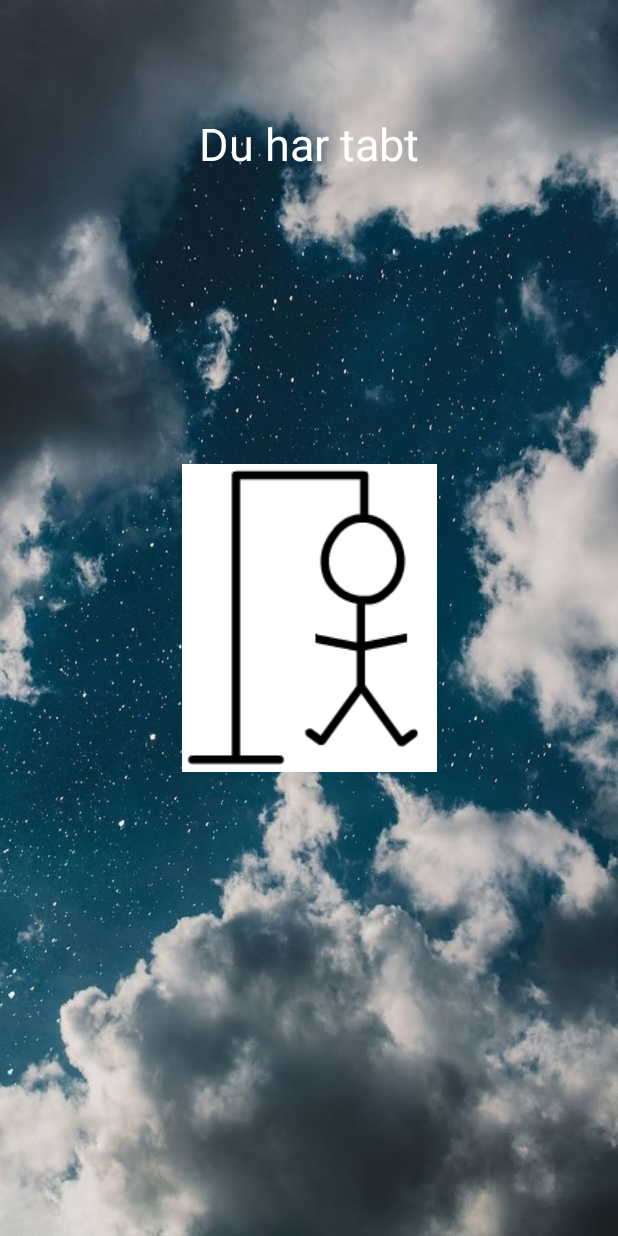
After one commit to moamal01/Galgeleg, an Android app: the layout fragment_loser.xml on its own in the app's theme, with its tools: preview values and no code run, on a phone screen of 412 x 824 dp. The commit adds this screen. Run offline under Robolectric (Android 15) with nearby library versions, the phone set to English and light mode, and no system bars.

Commit message:
Loser layout changed to fragment

```diff
--- /dev/null
+++ b/app/src/main/res/layout/fragment_loser.xml
@@ -0,0 +1,30 @@
+<?xml version="1.0" encoding="utf-8"?>
+<androidx.constraintlayout.widget.ConstraintLayout xmlns:android="http://schemas.android.com/apk/res/android"
+    android:layout_width="match_parent"
+    android:layout_height="match_parent"
+    xmlns:app="http://schemas.android.com/apk/res-auto"
+    android:background="@drawable/background">
+
+    <ImageView
+        android:id="@+id/imageView"
+        android:layout_width="wrap_content"
+        android:layout_height="wrap_content"
+        app:layout_constraintBottom_toBottomOf="parent"
+        app:layout_constraintLeft_toLeftOf="parent"
+        app:layout_constraintRight_toRightOf="parent"
+        app:layout_constraintTop_toTopOf="parent"
+        app:srcCompat="@drawable/forkert6" />
+
+    <TextView
+        android:id="@+id/textView"
+        android:layout_width="wrap_content"
+        android:layout_height="wrap_content"
+        android:layout_marginTop="75dp"
+        android:text="Du har tabt"
+        android:textColor="#FFF"
+        android:textSize="30dp"
+        app:layout_constraintLeft_toLeftOf="parent"
+        app:layout_constraintRight_toRightOf="parent"
+        app:layout_constraintTop_toTopOf="parent" />
+
+</androidx.constraintlayout.widget.ConstraintLayout>
```
Also changed, not shown: app/src/main/java/com/example/galgeleg/view/GameActivity.kt (+5 -3 lines), app/src/main/java/com/example/galgeleg/view/LoserFragment.kt (renamed from app/src/main/java/com/example/galgeleg/view/WinnerFragment.kt, +3 -6 lines).
